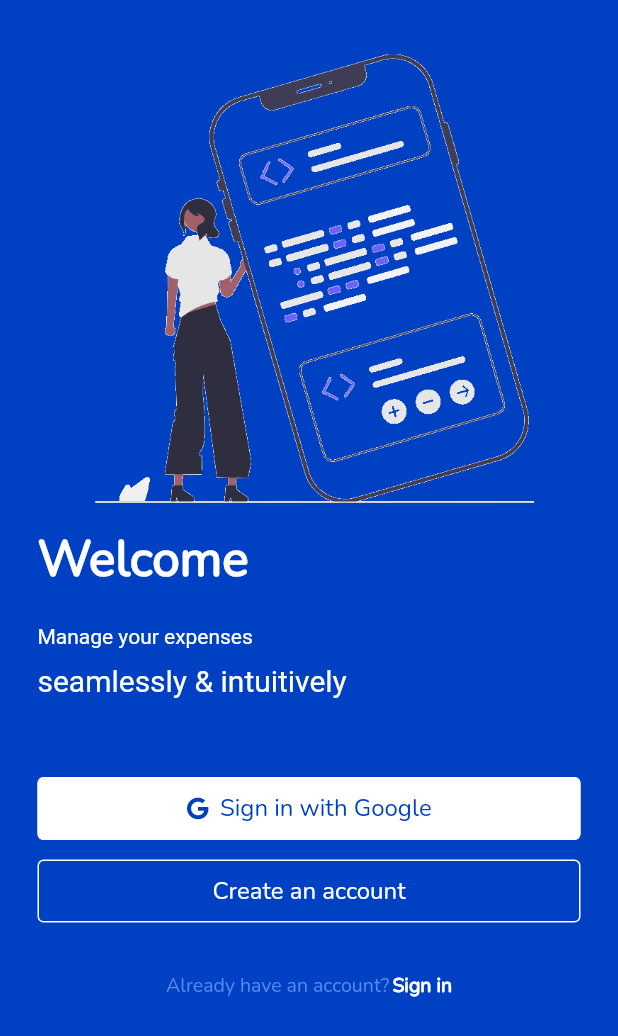
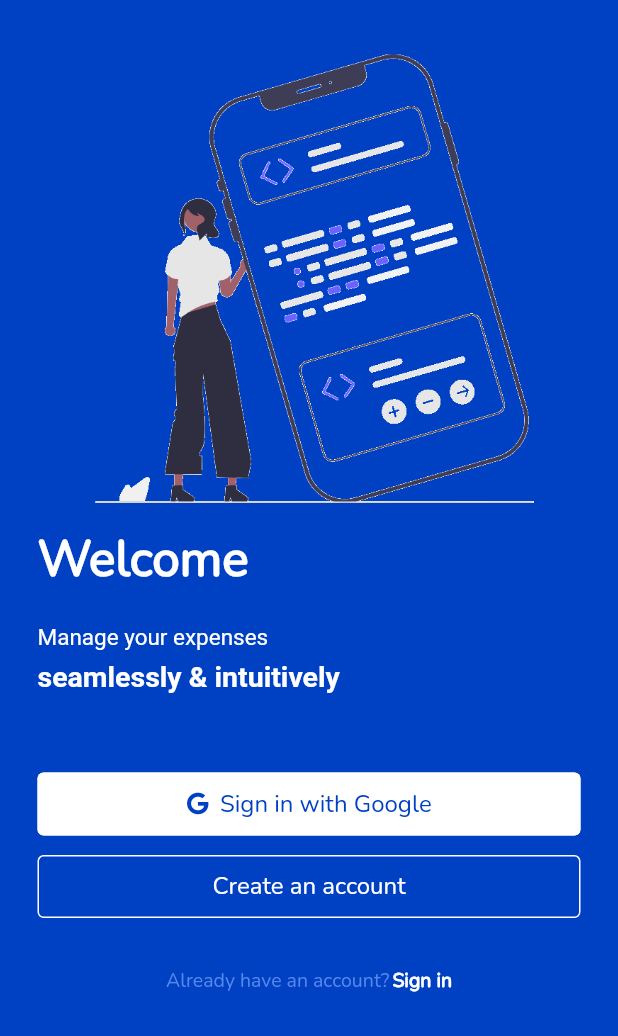
Before and after one commit to brafii/login-app, a Flutter app: the screen it shows after launch, on a phone screen of 412 x 824 dp. Shown: the top 1036 px of the screen. Run offline on Flutter 3.47's test engine with Material 2 defaults, Android fonts, the phone set to English and light mode, and no system bars; our stand-ins replace font_awesome_flutter.

Commit message:
welcome screen complete

```diff
--- a/lib/widgets/contents.dart
+++ b/lib/widgets/contents.dart
@@ -20,15 +20,17 @@ class NewContents extends StatelessWidget {
             WordOne,
             style: TextStyle(
               color: Colors.white,
+              fontSize: 15.0,
             ),
           ),
         ),
-        SizedBox(height: 10.0),
+        SizedBox(height: 6.0),
         Text(
           WordTwo,
           style: TextStyle(
             color: Colors.white,
-            fontSize: 20.0,
+            fontSize: 19.0,
+            fontWeight: FontWeight.bold,
           ),
         ),
       ],
```
